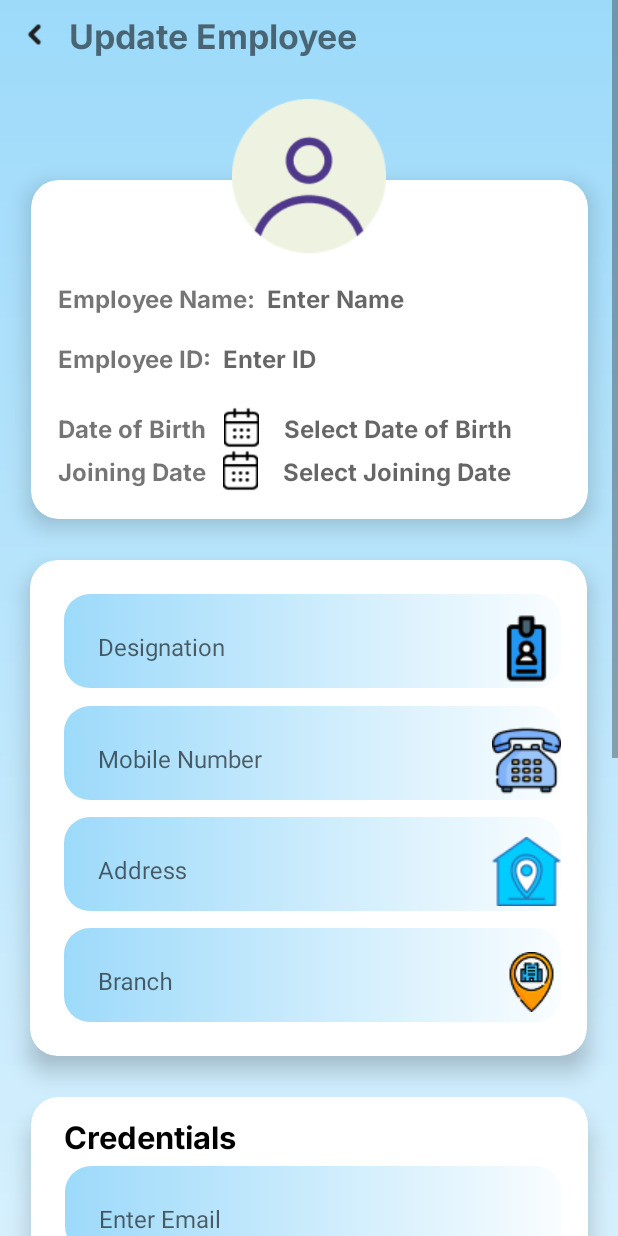
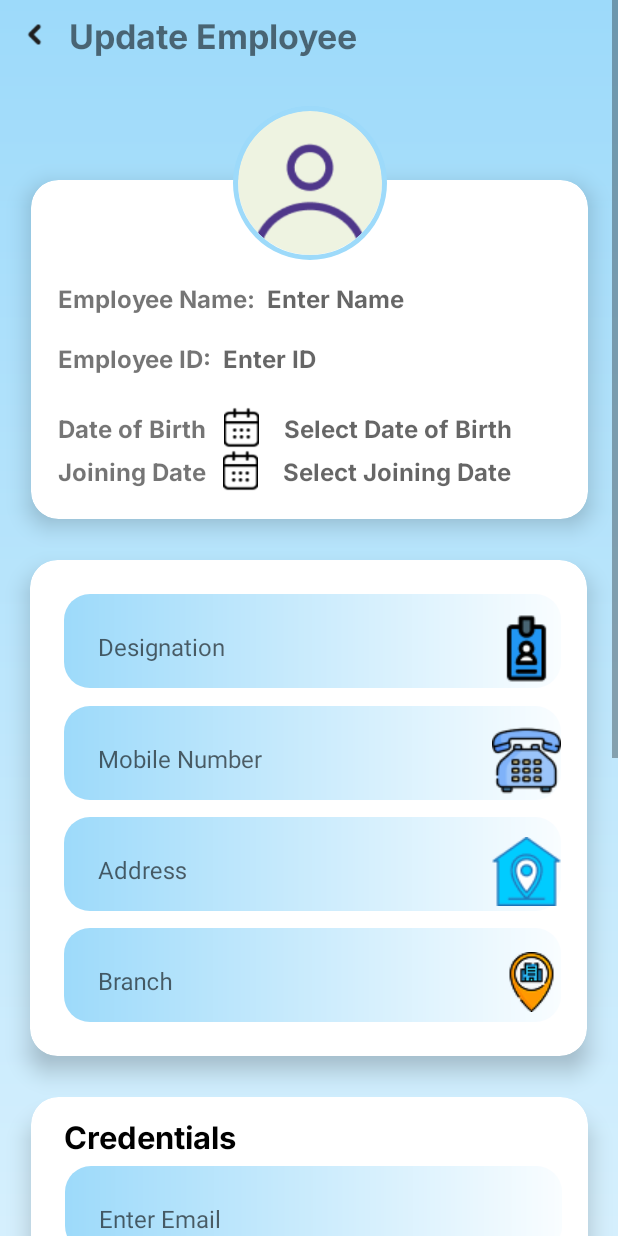
Before and after one commit to vr1322/attendance, an Android app: the EditEmployeeActivity screen opened directly, with no data from a screen before it, on a phone screen of 412 x 824 dp. Run offline under Robolectric (Android 15) with nearby library versions, the phone set to English and light mode, and no system bars; our stand-ins replace CircleImageView.

```diff
--- a/app/src/main/java/com/example/attendance/EditEmployeeActivity.java
+++ b/app/src/main/java/com/example/attendance/EditEmployeeActivity.java
@@ -1,65 +1,40 @@
 package com.example.attendance;
 
+import android.app.ProgressDialog;
 import android.content.Intent;
+import android.graphics.Bitmap;
 import android.os.Bundle;
+import android.widget.AutoCompleteTextView;
 import android.widget.Button;
 import android.widget.EditText;
 import android.widget.ImageView;
+import android.widget.RadioButton;
+import android.widget.RadioGroup;
+import android.widget.TextView;
 import android.widget.Toast;
 
 import androidx.appcompat.app.AppCompatActivity;
 
+import de.hdodenhof.circleimageview.CircleImageView;
+
 public class EditEmployeeActivity extends AppCompatActivity {
+    private EditText etEmployeeName, etEmployeeId, etDateOfBirth, etJoiningDate, etDesignation, etPhone, etAddress, etEmail, etPassword, etBasicPay, etOvertimeAllowance;
+    private ImageView backButton, icCalendarDob, icCalendarJoining;
+    private CircleImageView profilePic;
+    private TextView addemp_text;
+    private AutoCompleteTextView etBranch;
+    private RadioGroup paymentTypeGroup;
+    private RadioButton perDay, monthly;
+    private Button saveButton;
+    private Bitmap bitmap;
+    private ProgressDialog progressDialog;
 
-    private EditText nameEditText, designationEditText, phoneEditText;
-    private Button saveButton;
-    private ImageView photoImageView;
-    private Employee employee;  // Declare employee object
 
     @Override
     protected void onCreate(Bundle savedInstanceState) {
         super.onCreate(savedInstanceState);
         setContentView(R.layout.activity_edit_employee);
 
-        // Initialize views
-        nameEditText = findViewById(R.id.nameEditText);
-        designationEditText = findViewById(R.id.designationEditText);
-        phoneEditText = findViewById(R.id.phoneEditText);
-        photoImageView = findViewById(R.id.photoImageView);
-        saveButton = findViewById(R.id.saveButton);
 
-        // Retrieve the employee object passed from MainActivity
-        employee = (Employee) getIntent().getSerializableExtra("employee");
-
-        // Pre-populate the EditText fields with the current employee data
-        if (employee != null) {
-            nameEditText.setText(employee.getName());
-            designationEditText.setText(employee.getDesignation());
-            phoneEditText.setText(employee.getPhoneNumber());
-            // Set the employee photo if available (you can replace the placeholder image)
-            // If you have a photo, set it here (e.g. photoImageView.setImageBitmap(employee.getPhotoUri()))
-        }
-
-        // Save Button Click
-        saveButton.setOnClickListener(v -> {
-            String updatedName = nameEditText.getText().toString().trim();
-            String updatedDesignation = designationEditText.getText().toString().trim();
-            String updatedPhone = phoneEditText.getText().toString().trim();
-
-            if (updatedName.isEmpty() || updatedDesignation.isEmpty() || updatedPhone.isEmpty()) {
-                Toast.makeText(EditEmployeeActivity.this, "Please fill in all fields", Toast.LENGTH_SHORT).show();
-            } else {
-                // Update the employee object with the new values
-                employee.setName(updatedName);
-                employee.setDesignation(updatedDesignation);
-                employee.setPhoneNumber(updatedPhone);
-
-                // Create an Intent to send the updated employee data back to MainActivity
-                Intent resultIntent = new Intent();
-                resultIntent.putExtra("updatedEmployee", employee);  // Send updated employee object
-                setResult(RESULT_OK, resultIntent);  // Set the result code and return the data
-                finish();  // Close the current activity and return to MainActivity
-            }
-        });
     }
 }
--- a/app/src/main/java/com/example/attendance/add_emp.java
+++ b/app/src/main/java/com/example/attendance/add_emp.java
@@ -32,6 +32,7 @@ public class add_emp extends AppCompatActivity {
     private EditText etEmployeeName, etEmployeeId, etDateOfBirth, etJoiningDate, etDesignation, etPhone, etAddress, etEmail, etPassword, etBasicPay, etOvertimeAllowance;
     private ImageView backButton, icCalendarDob, icCalendarJoining;
     private CircleImageView profilePic;
+    private TextView addemp_text;
     private AutoCompleteTextView etBranch;
     private RadioGroup paymentTypeGroup;
     private RadioButton perDay, monthly;
@@ -56,6 +57,7 @@ public class add_emp extends AppCompatActivity {
 
     private void initializeViews() {
         backButton = findViewById(R.id.back);
+        addemp_text = findViewById(R.id.add_emp_text);
         profilePic = findViewById(R.id.profilePic);
         etEmployeeName = findViewById(R.id.et_employee_name);
         etEmployeeId = findViewById(R.id.et_employee_id);
@@ -79,7 +81,8 @@ public class add_emp extends AppCompatActivity {
     }
 
     private void setClickListeners() {
-        backButton.setOnClickListener(v -> finish());
+        backButton.setOnClickListener(view -> startActivity(new Intent(add_emp.this, emp_list.class)));
+        addemp_text.setOnClickListener(view -> startActivity(new Intent(add_emp.this, emp_list.class)));
 
         icCalendarDob.setOnClickListener(v -> showDatePickerDialog(etDateOfBirth));
         icCalendarJoining.setOnClickListener(v -> showDatePickerDialog(etJoiningDate));
--- a/app/src/main/res/layout/activity_edit_employee.xml
+++ b/app/src/main/res/layout/activity_edit_employee.xml
@@ -44,18 +44,20 @@
         </LinearLayout>
 
         <!-- Profile Image -->
-        <ImageView
-            android:id="@+id/photoImageView"
+        <de.hdodenhof.circleimageview.CircleImageView
+            android:id="@+id/profilePic"
             android:layout_width="@dimen/dp90"
             android:layout_height="@dimen/dp90"
             android:src="@drawable/ic_profile"
             android:background="@android:color/transparent"
-            android:scaleType="centerCrop"
+            android:layout_marginBottom="@dimen/dp150"
+            app:civ_border_width="@dimen/dp3"
+            app:civ_border_color="@color/blue"
             app:layout_constraintTop_toBottomOf="@id/linearLayout"
-            app:layout_constraintStart_toStartOf="parent"
-            app:layout_constraintEnd_toEndOf="parent"
-            app:layout_constraintBottom_toTopOf="@id/cardView"
-            android:layout_marginTop="@dimen/dp60"
+            app:layout_constraintStart_toStartOf="@id/cardView"
+            app:layout_constraintEnd_toEndOf="@id/cardView"
+            app:layout_constraintBottom_toBottomOf="@id/cardView"
+            android:layout_marginTop="@dimen/dp20"
             android:elevation="@dimen/dp10"/>
 
         <!-- CardView for Employee Details -->
```
Also changed, not shown: app/src/main/java/com/example/attendance/Employee.java (+8 -7 lines), app/src/main/java/com/example/attendance/ExpandableListAdapter.java (+31 -11 lines), app/src/main/java/com/example/attendance/emp_list.java (+139 -162 lines), app/src/main/res/layout/item_child.xml (+7 -4 lines).
